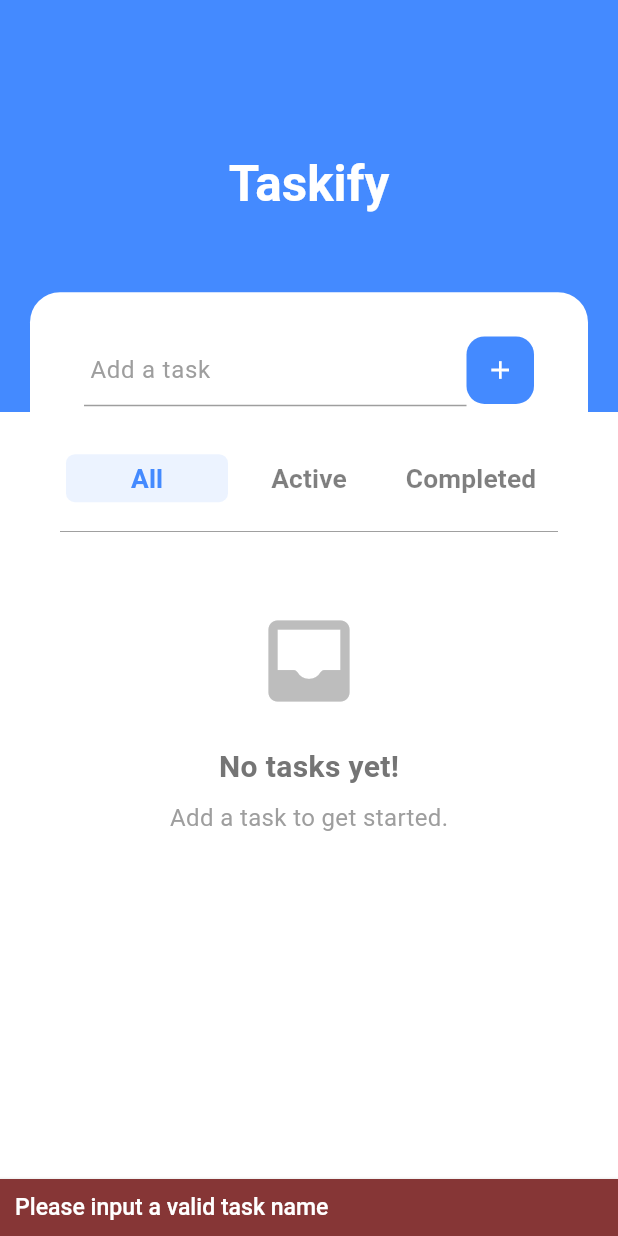
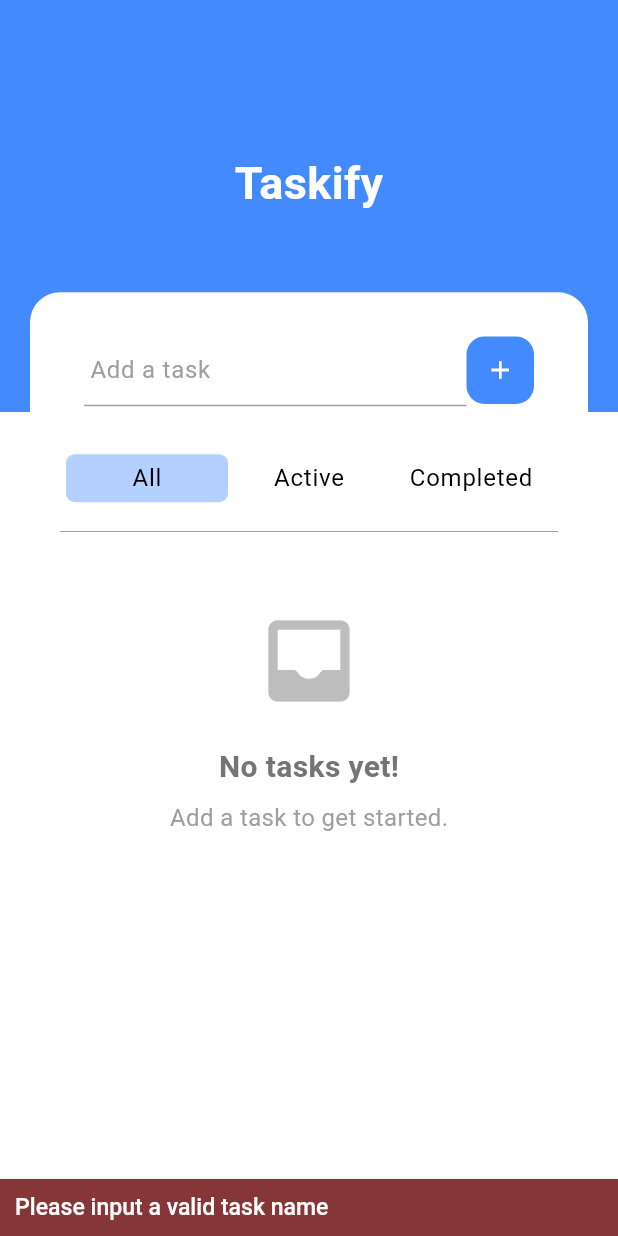
Before and after one commit to lakshayXD/taskify, a Flutter app: the screen it shows after launch, after a tap on the "add" icon, on a phone screen of 412 x 824 dp. Run offline on Flutter 3.47's test engine with Material 3 defaults, Android fonts, the phone set to English and light mode, and no system bars; our stand-ins replace flutter_riverpod, flutter_staggered_animations, page_transition, shared_preferences.

Commit message:
final commit

```diff
--- a/lib/features/todo_list/todo_list_screen.dart
+++ b/lib/features/todo_list/todo_list_screen.dart
@@ -53,15 +53,6 @@ class _TodoListScreenState extends ConsumerState<TodoListScreen> {
     super.dispose();
   }
 
-  ///method for scrolling the ListView to the bottom
-  void _scrollToBottom() {
-    _scrollController.animateTo(
-      _scrollController.position.maxScrollExtent,
-      duration: const Duration(milliseconds: 300),
-      curve: Curves.linear,
-    );
-  }
-
   ///method for building the exit confirmation alert dialog
   Future<void> _showExitConfirmationDialog(BuildContext context) async {
     return showDialog<void>(
@@ -110,7 +101,6 @@ class _TodoListScreenState extends ConsumerState<TodoListScreen> {
       await _saveTasks(updatedList);
       await _setTabList(_currTabIndex);
       showSuccessSnackBar(taskAddedText);
-      _scrollToBottom();
       _addTaskFieldController.clear();
     } else {
       showErrorSnackBar(inputValidTaskText);
@@ -228,7 +218,11 @@ class _TodoListScreenState extends ConsumerState<TodoListScreen> {
                     child: Center(
                       child: Text(
                         taskifyText,
-                        style: Theme.of(context).textTheme.headlineLarge,
+                        style: TextStyle(
+                          fontSize: 30,
+                          fontWeight: FontWeight.bold,
+                          color: primaryWhite,
+                        ),
                       ),
                     ),
                   ),
@@ -287,8 +281,12 @@ class _TodoListScreenState extends ConsumerState<TodoListScreen> {
                                                 child: FadeInAnimation(
                                                   child: Column(
                                                     children: [
-                                                      if (index != taskListState.length - 1)
-                                                        const SizedBox(height: 16),
+                                                      if (index !=
+                                                          taskListState.length -
+                                                              1)
+                                                        const SizedBox(
+                                                          height: 16,
+                                                        ),
                                                       TaskCard(
                                                         isCompleted:
                                                             task.isCompleted,
--- a/lib/widgets/task_tab_bar.dart
+++ b/lib/widgets/task_tab_bar.dart
@@ -37,7 +37,7 @@ class _TaskTabBarState extends State<TaskTabBar> {
                   width: tabWidth,
                   height: 32,
                   decoration: BoxDecoration(
-                    color: primaryBlue.withOpacity(0.1),
+                    color: primaryBlue.withOpacity(0.4),
                     borderRadius: BorderRadius.circular(6),
                   ),
                 ),
@@ -63,7 +63,14 @@ class _TaskTabBarState extends State<TaskTabBar> {
                                     ? primaryBlue
                                     : Colors.black.withOpacity(0.5),
                               ),
-                          child: Text(tabs[index]),
+                          child: Text(
+                            tabs[index],
+                            style: Theme.of(context).textTheme.bodyLarge
+                                ?.copyWith(
+                                  color: Colors.black,
+                                  fontWeight: FontWeight.w400,
+                                ),
+                          ),
                         ),
                       ),
                     ),
```
